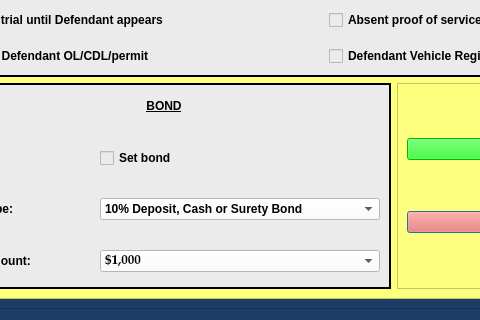
This is package/views/ui/FailureToAppearDialog.ui in HunterProgram22/MuniEntry as Qt 5 draws it before an edit; both pictures show x 100 to 580 and y 405 to 725 of the 988 by 725 pixel window. The edited form follows.
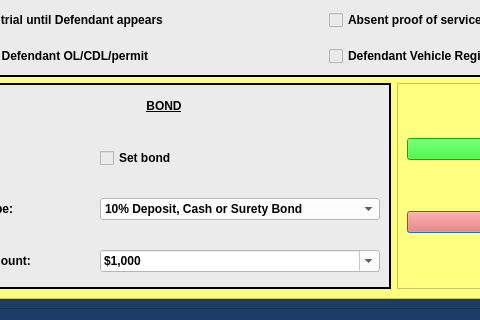
This is the edited form.

```diff
--- a/package/views/ui/FailureToAppearDialog.ui
+++ b/package/views/ui/FailureToAppearDialog.ui
@@ -522,7 +522,7 @@
                   <string notr="true">background-color: rgb(255, 255, 255);</string>
                  </property>
                  <property name="editable">
-                  <bool>false</bool>
+                  <bool>true</bool>
                  </property>
                  <item>
                   <property name="text">
```
